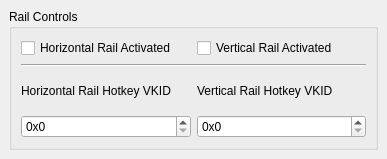
Above: source/main_window_dialog.ui from PsychedelicShayna/cursor-rails before the change. Below: the same form after it.
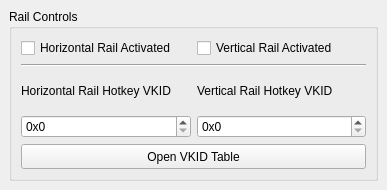
That is the form after the change.

Commit message: Added VKID table dialog

Patch:
```diff
--- a/source/main_window_dialog.ui
+++ b/source/main_window_dialog.ui
@@ -7,7 +7,7 @@
     <x>0</x>
     <y>0</y>
     <width>387</width>
-    <height>159</height>
+    <height>190</height>
    </rect>
   </property>
   <property name="minimumSize">
@@ -130,6 +130,19 @@
        <item>
         <layout class="QHBoxLayout" name="horizontalLayoutHotkeyRecorders"/>
        </item>
+       <item>
+        <widget class="QPushButton" name="pushButtonOpenVkidTable">
+         <property name="minimumSize">
+          <size>
+           <width>0</width>
+           <height>25</height>
+          </size>
+         </property>
+         <property name="text">
+          <string>Open VKID Table</string>
+         </property>
+        </widget>
+       </item>
       </layout>
      </widget>
     </item>
```
The commit also changes 6 other files.
